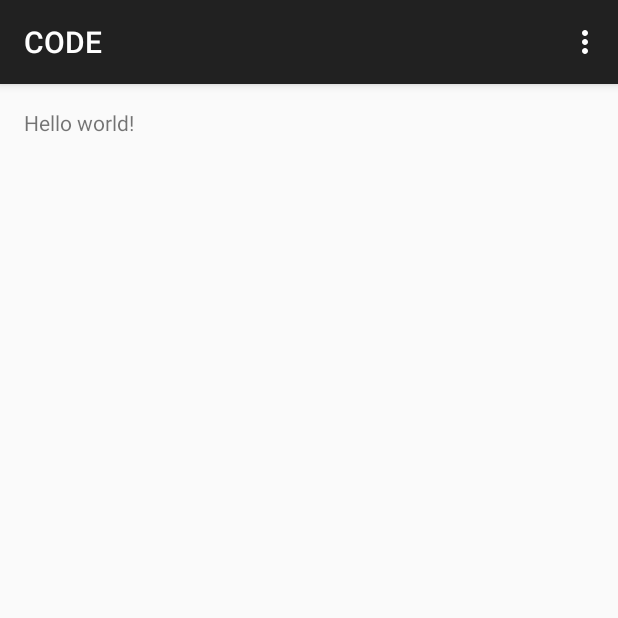
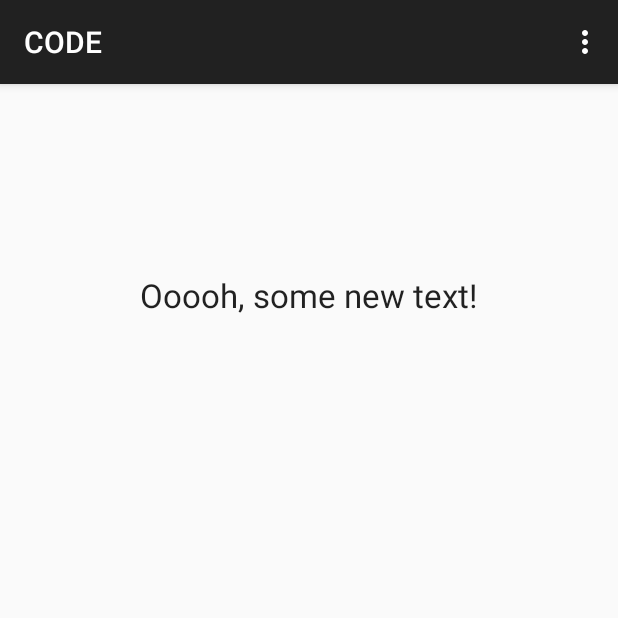
Before and after one commit to PolloDiablo/CODE, an Android app: the screen it shows after launch (MainActivity), on a phone screen of 412 x 824 dp, the top half of it. Run offline under Robolectric (Android 15) with nearby library versions, the phone set to English and light mode, and no system bars.

Commit message:
Updated activity_main
Removed "hello world"
Added "title_Text"

```diff
--- a/app/src/main/res/layout/activity_main.xml
+++ b/app/src/main/res/layout/activity_main.xml
@@ -5,7 +5,13 @@
     android:paddingTop="@dimen/activity_vertical_margin"
     android:paddingBottom="@dimen/activity_vertical_margin" tools:context=".MainActivity">
 
-    <TextView android:text="@string/hello_world" android:layout_width="wrap_content"
-        android:layout_height="wrap_content" />
-
+    <TextView
+        android:layout_width="wrap_content"
+        android:layout_height="wrap_content"
+        android:textAppearance="?android:attr/textAppearanceLarge"
+        android:text="@string/title_Text"
+        android:id="@+id/textView"
+        android:layout_alignParentTop="true"
+        android:layout_centerHorizontal="true"
+        android:layout_marginTop="110dp" />
 </RelativeLayout>
--- a/app/src/main/res/values/strings.xml
+++ b/app/src/main/res/values/strings.xml
@@ -4,5 +4,6 @@
     <string name="app_name">CODE</string>
     <string name="hello_world">Hello world!</string>
     <string name="action_settings">Settings</string>
+    <string name="title_Text">Ooooh, some new text!</string>
 
 </resources>
```
